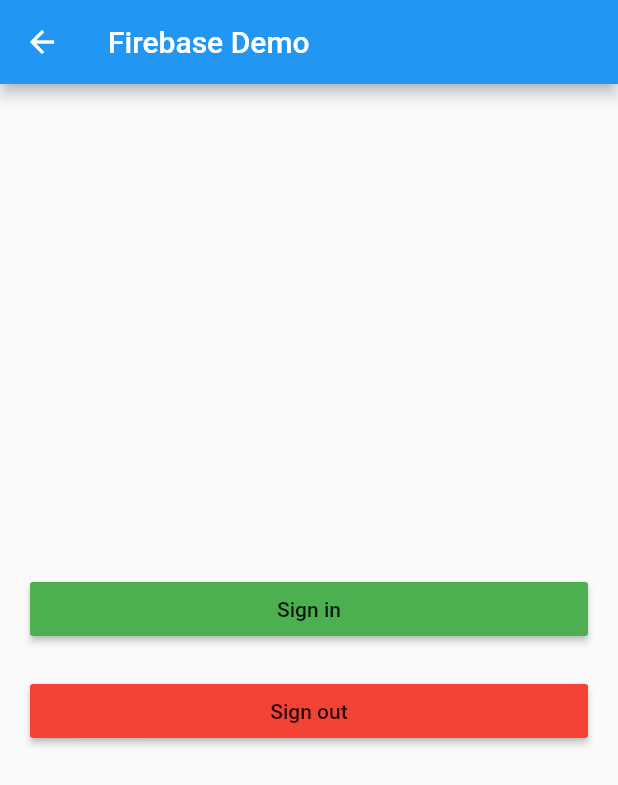
After one commit to Prashant12461246/FlutterApp, a Flutter app: the Practical10 screen opened directly, after a tap on "Sign in", on a phone screen of 412 x 824 dp. The commit adds this screen. Shown: the top 785 px of the screen. Run offline on Flutter 3.47's test engine with Material 2 defaults, Android fonts, the phone set to English and light mode, and no system bars; our stand-ins replace firebase_auth, fluttertoast, google_sign_in; missing offline and left inert: carousel_widget, flutter_webview_plugin, torch; accounts and stored records are empty.

Commit message:
Prashant12461246

```diff
--- a/lib/DrawerOnly.dart
+++ b/lib/DrawerOnly.dart
@@ -8,6 +8,7 @@ import 'Practical6.dart';
 import 'Practical7.dart';
 import 'Practical8.dart';
 import 'Practical9.dart';
+import 'Practical10.dart';
 
 class DrawerOnly extends StatelessWidget {
   const DrawerOnly({Key key}) : super(key: key);
@@ -88,6 +89,13 @@ class DrawerOnly extends StatelessWidget {
               Navigator.push(context, new MaterialPageRoute(builder: (context) => new Practical9()));
             },
           ),
+          ListTile(
+            title: Text("practical 10"),
+            onTap: (){
+              Navigator.pop(context);
+              Navigator.push(context, new MaterialPageRoute(builder: (context) => new Practical10()));
+            },
+          ),
         ],
       ),
     );
--- /dev/null
+++ b/lib/Practical10.dart
@@ -0,0 +1,59 @@
+import 'package:flutter/material.dart';
+import 'package:firebase_auth/firebase_auth.dart';
+import 'package:google_sign_in/google_sign_in.dart';
+import 'dart:async';
+
+
+class Practical10 extends StatelessWidget {
+
+  final FirebaseAuth _auth = FirebaseAuth.instance;
+  final GoogleSignIn googleSignIn = new GoogleSignIn();
+
+  Future<FirebaseUser> _signIn() async{
+    GoogleSignInAccount googleSignInAccount = await googleSignIn.signIn();
+    GoogleSignInAuthentication gSA = await googleSignInAccount.authentication;
+
+    final AuthCredential credential = GoogleAuthProvider.getCredential(idToken: gSA.idToken, accessToken: gSA.accessToken);
+
+    final AuthResult authResult = await _auth.signInWithCredential(credential);
+    FirebaseUser user = authResult.user;
+
+    print("User name: ${user.displayName}");
+    return user;
+  }
+
+  void _signOut(){
+    googleSignIn.signOut();
+    print("sign out");
+  }
+
+  @override
+  Widget build(BuildContext context) {
+    return Scaffold(
+      appBar: AppBar(
+        title: Text("Firebase Demo"),
+      ),
+      body: new Padding(
+        padding: const EdgeInsets.all(20.0),
+        child: new Column(
+          mainAxisAlignment: MainAxisAlignment.center,
+          crossAxisAlignment: CrossAxisAlignment.stretch,
+          children: <Widget>[
+            new RaisedButton(
+              onPressed: ()=> _signIn().then((FirebaseUser user)=>print(user)).catchError((e)=>print(e)),
+              child: Text("Sign in"),
+              color: Colors.green,
+            ),
+
+            new Padding(padding: const EdgeInsets.all(10.0)),
+            new RaisedButton(
+              onPressed: ()=> _signOut(),
+              child: Text("Sign out"),
+              color: Colors.red,
+            ),
+          ],
+        ),
+      ),
+    );
+  }
+}
```
Also changed, not shown: pubspec.yaml (+5 -2 lines), pubspec.lock.
